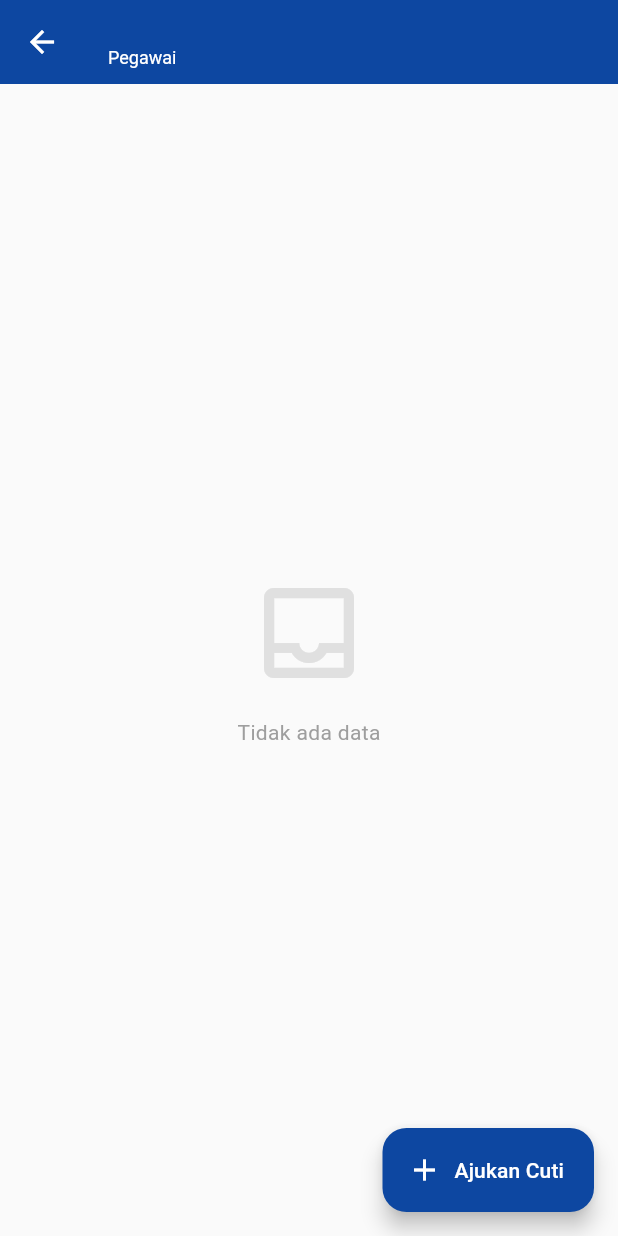
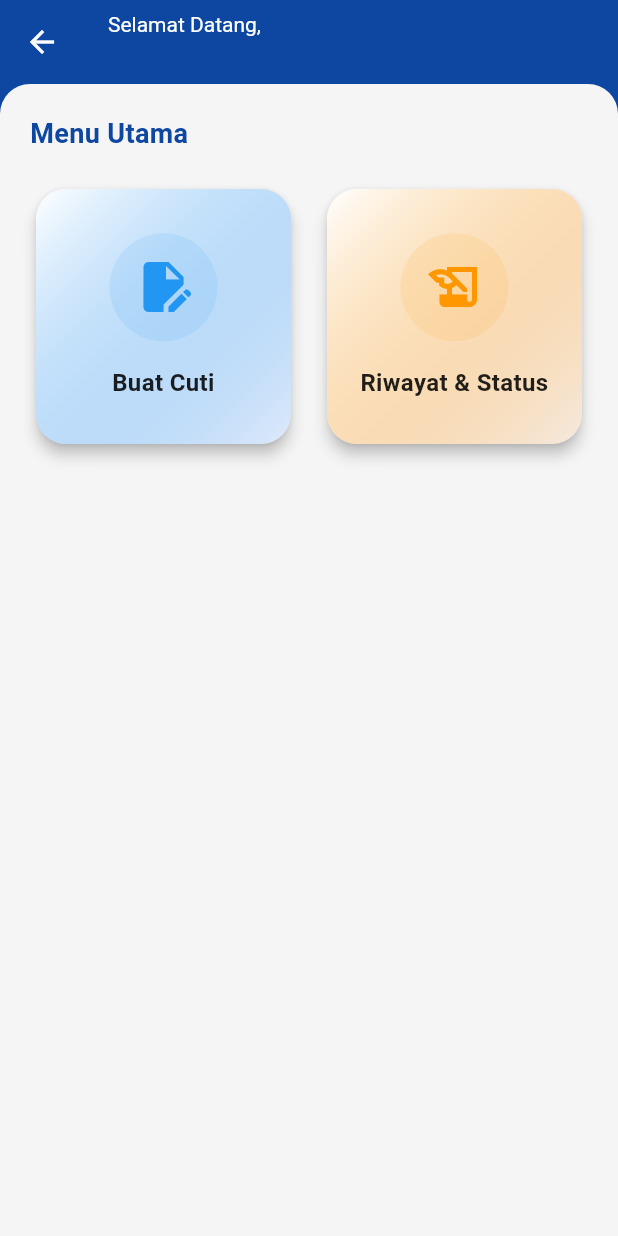
Before and after one commit to Rahmatdhanid/e_cuti, a Flutter app: the DashboardScreen screen opened directly with empty values, on a phone screen of 412 x 824 dp. Run offline on Flutter 3.47's test engine with Material 3 defaults, Android fonts, the phone set to English and light mode, and no system bars; our stand-ins replace pdf, printing.

Commit message:
update fitur menu utama(inbox,Riwayat), penyimpanan role pengajuan

```diff
--- a/lib/models/leave_model.dart
+++ b/lib/models/leave_model.dart
@@ -1,12 +1,10 @@
-// File: lib/models/leave_model.dart
-
 enum LeaveStatus { pendingKabid, pendingKadin, approved, rejected }
 enum Role { user, kabid, kadin }
 
 class LeaveRequest {
   String id;
 
-  // TAMBAHAN BARU: Menyimpan role si pembuat pengajuan
+  // Menyimpan role si pembuat pengajuan
   final Role requesterRole;
 
   String nama;
--- a/lib/screens/create_leave_form.dart
+++ b/lib/screens/create_leave_form.dart
@@ -1,4 +1,3 @@
-// File: lib/screens/create_leave_form.dart
 import 'package:flutter/material.dart';
 import 'package:intl/intl.dart';
 import '../models/leave_model.dart';
@@ -15,7 +14,7 @@ class CreateLeaveForm extends StatefulWidget {
 class _CreateLeaveFormState extends State<CreateLeaveForm> {
   final _formKey = GlobalKey<FormState>();
 
-  // Controller
+
   final _namaCtrl = TextEditingController();
   final _nipCtrl = TextEditingController();
   final _jabatanCtrl = TextEditingController();
@@ -91,7 +90,7 @@ class _CreateLeaveFormState extends State<CreateLeaveForm> {
 
       mockDatabase.insert(0, LeaveRequest(
         id: DateTime.now().toString(),
-        requesterRole: widget.userRole, // <-- KITA SIMPAN ROLE PEMBUATNYA
+        requesterRole: widget.userRole, // <-- SIMPAN ROLE PEMBUATNYA
         nama: _namaCtrl.text,
         nip: _nipCtrl.text,
         jabatan: _jabatanCtrl.text,
--- a/lib/screens/dashboard_screen.dart
+++ b/lib/screens/dashboard_screen.dart
@@ -1,218 +1,156 @@
 import 'package:flutter/material.dart';
-import 'package:intl/intl.dart';
 import '../models/leave_model.dart';
-import '../data/mock_data.dart';
 import 'create_leave_form.dart';
-import 'leave_detail_screen.dart';
+import 'riwayat_screen.dart';
+import 'inbox_screen.dart';
 
-class DashboardScreen extends StatefulWidget {
+class DashboardScreen extends StatelessWidget {
   final Role role;
   final String userName;
+
   const DashboardScreen({super.key, required this.role, required this.userName});
-
-  @override
-  State<DashboardScreen> createState() => _DashboardScreenState();
-}
-
-class _DashboardScreenState extends State<DashboardScreen> {
-
-  // LOGIKA FILTER
-  List<LeaveRequest> get filteredList {
-    if (widget.role == Role.user) {
-      return mockDatabase.where((e) => e.requesterRole == Role.user).toList();
-    }
-    else if (widget.role == Role.kabid) {
-      return mockDatabase.where((e) {
-        bool isTaskForMe = (e.status == LeaveStatus.pendingKabid);
-        bool isMyOwnRequest = (e.requesterRole == Role.kabid);
-        return isTaskForMe || isMyOwnRequest;
-      }).toList();
-    }
-    else {
-      return mockDatabase.where((e) {
-        bool isTaskForMe = (e.status == LeaveStatus.pendingKadin);
-        bool isMyOwnRequest = (e.requesterRole == Role.kadin);
-        return isTaskForMe || isMyOwnRequest;
-      }).toList();
-    }
-  }
-
-  void _refresh() => setState(() {});
 
   @override
   Widget build(BuildContext context) {
     return Scaffold(
-      backgroundColor: Colors.grey[50],
+      backgroundColor: Colors.grey[100],
       appBar: AppBar(
         title: Column(
           crossAxisAlignment: CrossAxisAlignment.start,
           children: [
-            Text(widget.userName, style: const TextStyle(fontSize: 16, fontWeight: FontWeight.bold)),
-            Text(widget.role == Role.user ? "Pegawai" : (widget.role == Role.kabid ? "Kabid" : "Kadin"), style: const TextStyle(fontSize: 12)),
+            const Text("Selamat Datang,", style: TextStyle(fontSize: 14)),
+            Text(userName, style: const TextStyle(fontSize: 18, fontWeight: FontWeight.bold)),
           ],
         ),
         backgroundColor: _getRoleColor(),
         foregroundColor: Colors.white,
+        elevation: 0,
+        bottom: PreferredSize(
+          preferredSize: const Size.fromHeight(20),
+          child: Container(
+            height: 20,
+            decoration: BoxDecoration(
+              color: Colors.grey[100],
+              borderRadius: const BorderRadius.only(topLeft: Radius.circular(30), topRight: Radius.circular(30)),
+            ),
+          ),
+        ),
       ),
-      body: filteredList.isEmpty
-          ? Center(
-              child: Column(
-                mainAxisAlignment: MainAxisAlignment.center,
+      body: Padding(
+        padding: const EdgeInsets.symmetric(horizontal: 20),
+        child: Column(
+          crossAxisAlignment: CrossAxisAlignment.start,
+          children: [
+            Text(
+              "Menu Utama",
+              style: TextStyle(fontSize: 18, fontWeight: FontWeight.bold, color: _getRoleColor())
+            ),
+            const SizedBox(height: 20),
+
+            Expanded(
+              child: GridView.count(
+                crossAxisCount: 2,
+                crossAxisSpacing: 16,
+                mainAxisSpacing: 16,
                 children: [
-                  Icon(Icons.inbox_outlined, size: 80, color: Colors.grey[300]),
-                  const SizedBox(height: 16),
-                  Text("Tidak ada data", style: TextStyle(color: Colors.grey[500])),
+
+                  // 1. TOMBOL CUTI BUAT SEMUA
+                  _buildMenuCard(
+                    context,
+                    title: "Buat Cuti",
+                    icon: Icons.edit_document,
+                    color: Colors.blue,
+                    onTap: () {
+                      Navigator.push(
+                        context,
+                        MaterialPageRoute(builder: (context) => CreateLeaveForm(userRole: role)),
+                      );
+                    },
+                  ),
+
+                  // 2. TOMBOL INBOX (HANYA KABID & KADIN)
+                  // Pegawai tidak perlu ini karena semua infonya masuk Riwayat
+                  if (role != Role.user)
+                    _buildMenuCard(
+                      context,
+                      title: "Inbox (Proses)",
+                      icon: Icons.inbox,
+                      color: Colors.purple,
+                      onTap: () {
+                        Navigator.push(
+                          context,
+                          MaterialPageRoute(builder: (context) => InboxScreen(role: role)),
+                        );
+                      },
+                    ),
+
+                  // 3. TOMBOL RIWAYAT
+                  _buildMenuCard(
+                    context,
+                    // Judul disesuaikan agar tidak bingung
+                    title: role == Role.user ? "Riwayat & Status" : "Riwayat (Selesai)",
+                    icon: Icons.history_edu,
+                    color: Colors.orange,
+                    onTap: () {
+                      Navigator.push(
+                        context,
+                        MaterialPageRoute(builder: (context) => RiwayatScreen(role: role, userName: userName)),
+                      );
+                    },
+                  ),
+
                 ],
               ),
-            )
-          : ListView.builder(
-              padding: const EdgeInsets.all(16),
-              itemCount: filteredList.length,
-              itemBuilder: (context, index) {
-                final item = filteredList[index];
-                return _buildRequestCard(item);
-              },
             ),
-      floatingActionButton: FloatingActionButton.extended(
-        onPressed: () async {
-          await Navigator.push(
-            context,
-            MaterialPageRoute(builder: (context) => CreateLeaveForm(userRole: widget.role))
-          );
-          _refresh();
-        },
-        label: const Text("Ajukan Cuti"),
-        icon: const Icon(Icons.add),
-        backgroundColor: _getRoleColor(),
-        foregroundColor: Colors.white,
+          ],
+        ),
       ),
     );
   }
 
-  // Warna Tema Aplikasi (Header & Tombol) tetap sesuai Login
   Color _getRoleColor() {
-    if (widget.role == Role.user) return const Color(0xFF0D47A1);
-    if (widget.role == Role.kabid) return Colors.green[800]!;
-    // Hapus 'if' terakhir, langsung return saja agar komputer yakin pasti ada nilainya
-    return Colors.orange[800]!;
+    if (role == Role.user) return const Color(0xFF0D47A1);
+    if (role == Role.kabid) return Colors.orange[800]!;
+    return Colors.green[800]!;
   }
 
-  Widget _buildRequestCard(LeaveRequest item) {
-    // --- LOGIKA WARNA LABEL (KONSTAN SESUAI ROLE PEMBUAT) ---
-    String prefixLabel = "";
-    Color labelColor = Colors.black; // Default
-
-    switch (item.requesterRole) {
-      case Role.user:
-        prefixLabel = "[PEGAWAI]";
-        labelColor = Colors.blue[700]!; // Biru
-        break;
-      case Role.kabid:
-        prefixLabel = "[KABID]";
-        labelColor = Colors.green[700]!; // Hijau (Sesuai Request)
-        break;
-      case Role.kadin:
-        prefixLabel = "[KADIN]";
-        labelColor = Colors.orange[800]!; // Orange (Sesuai Request)
-        break;
-    }
-
+  Widget _buildMenuCard(BuildContext context, {required String title, required IconData icon, required Color color, required VoidCallback onTap}) {
     return Card(
-      margin: const EdgeInsets.only(bottom: 16),
-      elevation: 2,
-      color: Colors.white,
-      shape: RoundedRectangleBorder(borderRadius: BorderRadius.circular(16)),
+      elevation: 4,
+      shape: RoundedRectangleBorder(borderRadius: BorderRadius.circular(20)),
       child: InkWell(
-        onTap: () async {
-          await Navigator.push(
-            context,
-            MaterialPageRoute(
-              builder: (context) => LeaveDetailScreen(request: item, userRole: widget.role),
+        onTap: onTap,
+        borderRadius: BorderRadius.circular(20),
+        child: Container(
+          decoration: BoxDecoration(
+            borderRadius: BorderRadius.circular(20),
+            gradient: LinearGradient(
+              begin: Alignment.topLeft,
+              end: Alignment.bottomRight,
+              colors: [Colors.white, color.withOpacity(0.1)],
             ),
-          );
-          _refresh();
-        },
-        borderRadius: BorderRadius.circular(16),
-        child: Padding(
-          padding: const EdgeInsets.all(16),
+          ),
           child: Column(
-            crossAxisAlignment: CrossAxisAlignment.start,
+            mainAxisAlignment: MainAxisAlignment.center,
             children: [
-              Row(
-                mainAxisAlignment: MainAxisAlignment.spaceBetween,
-                children: [
-                  Expanded(
-                    child: RichText(
-                      text: TextSpan(
-                        children: [
-                          TextSpan(
-                            text: "$prefixLabel ",
-                            style: TextStyle(
-                              fontWeight: FontWeight.bold,
-                              fontSize: 14,
-                              // Gunakan warna fix yang sudah ditentukan di atas
-                              color: labelColor
-                            )
-                          ),
-                          TextSpan(
-                            text: item.jenisCuti,
-                            style: const TextStyle(
-                              fontWeight: FontWeight.bold,
-                              fontSize: 16,
-                              color: Colors.black87
-                            )
-                          ),
-                        ]
-                      ),
-                    ),
-                  ),
-                  _buildStatusChip(item.status),
-                ],
+              Container(
+                padding: const EdgeInsets.all(16),
+                decoration: BoxDecoration(
+                  color: color.withOpacity(0.1),
+                  shape: BoxShape.circle,
+                ),
+                child: Icon(icon, size: 40, color: color),
               ),
-              const Divider(height: 24),
-              _buildRowInfo(Icons.person, "Nama", item.nama),
-              _buildRowInfo(Icons.calendar_today, "Tanggal", "${DateFormat('dd MMM').format(item.tanggalMulai)} - ${DateFormat('dd MMM yyyy').format(item.tanggalSelesai)}"),
-
-              const SizedBox(height: 10),
-              Align(
-                alignment: Alignment.centerRight,
-                child: Text("Ketuk untuk detail >", style: TextStyle(fontSize: 12, color: _getRoleColor(), fontWeight: FontWeight.bold)),
-              )
+              const SizedBox(height: 16),
+              Text(
+                title,
+                textAlign: TextAlign.center,
+                style: const TextStyle(fontSize: 16, fontWeight: FontWeight.bold, color: Colors.black87),
+              ),
             ],
           ),
         ),
       ),
     );
   }
-
-  Widget _buildRowInfo(IconData icon, String label, String value) {
-    return Padding(
-      padding: const EdgeInsets.symmetric(vertical: 4),
-      child: Row(
-        crossAxisAlignment: CrossAxisAlignment.start,
-        children: [
-          Icon(icon, size: 16, color: Colors.grey[600]),
-          const SizedBox(width: 8),
-          SizedBox(width: 70, child: Text(label, style: const TextStyle(color: Colors.grey, fontSize: 13))),
-          Expanded(child: Text(value, style: const TextStyle(fontWeight: FontWeight.w500, fontSize: 13, color: Colors.black87))),
-        ],
-      ),
-    );
-  }
-
-  Widget _buildStatusChip(LeaveStatus status) {
-    Color color;
-    String text;
-    switch (status) {
-      case LeaveStatus.pendingKabid: color = Colors.orange; text = "Menunggu Kabid"; break;
-      case LeaveStatus.pendingKadin: color = Colors.blue; text = "Menunggu Kadin"; break;
-      case LeaveStatus.approved: color = Colors.green; text = "Disetujui"; break;
-      case LeaveStatus.rejected: color = Colors.red; text = "Ditolak"; break;
-    }
-    return Container(
-      padding: const EdgeInsets.symmetric(horizontal: 10, vertical: 6),
-      decoration: BoxDecoration(color: color.withOpacity(0.1), borderRadius: BorderRadius.circular(20)),
-      child: Text(text, style: TextStyle(color: color, fontSize: 11, fontWeight: FontWeight.bold)),
-    );
-  }
 }
--- a/lib/screens/leave_detail_screen.dart
+++ b/lib/screens/leave_detail_screen.dart
@@ -1,7 +1,7 @@
 import 'package:flutter/material.dart';
 import 'package:intl/intl.dart';
 import '../models/leave_model.dart';
-import 'print_letter_screen.dart'; // Jangan lupa import file print tadi
+import 'print_letter_screen.dart';
 
 class LeaveDetailScreen extends StatefulWidget {
   final LeaveRequest request;
--- a/lib/screens/print_letter_screen.dart
+++ b/lib/screens/print_letter_screen.dart
@@ -1,6 +1,6 @@
 import 'package:flutter/material.dart';
 import 'package:intl/intl.dart';
-import 'dart:typed_data'; // <--- TAMBAHAN PENTING (Agar Uint8List tidak error)
+import 'dart:typed_data';
 import 'package:pdf/pdf.dart';
 import 'package:pdf/widgets.dart' as pw;
 import 'package:printing/printing.dart';
@@ -24,7 +24,7 @@ class PrintLetterScreen extends StatelessWidget {
   Future<Uint8List> _generatePdf(PdfPageFormat format, LeaveRequest request) async {
     final pdf = pw.Document();
 
-    // Mengambil font standar
+
     final fontRegular = await PdfGoogleFonts.openSansRegular();
     final fontBold = await PdfGoogleFonts.openSansBold();
 
```
Also changed, not shown: lib/screens/inbox_screen.dart (added, +177 -0 lines), lib/screens/riwayat_screen.dart (added, +178 -0 lines).
